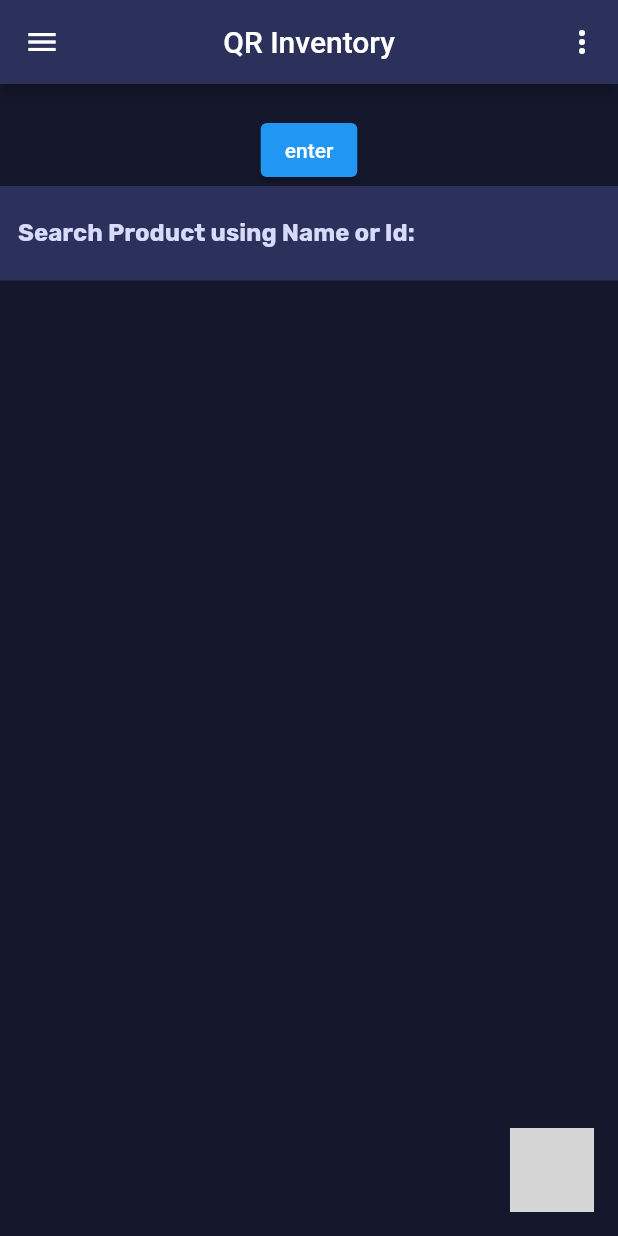
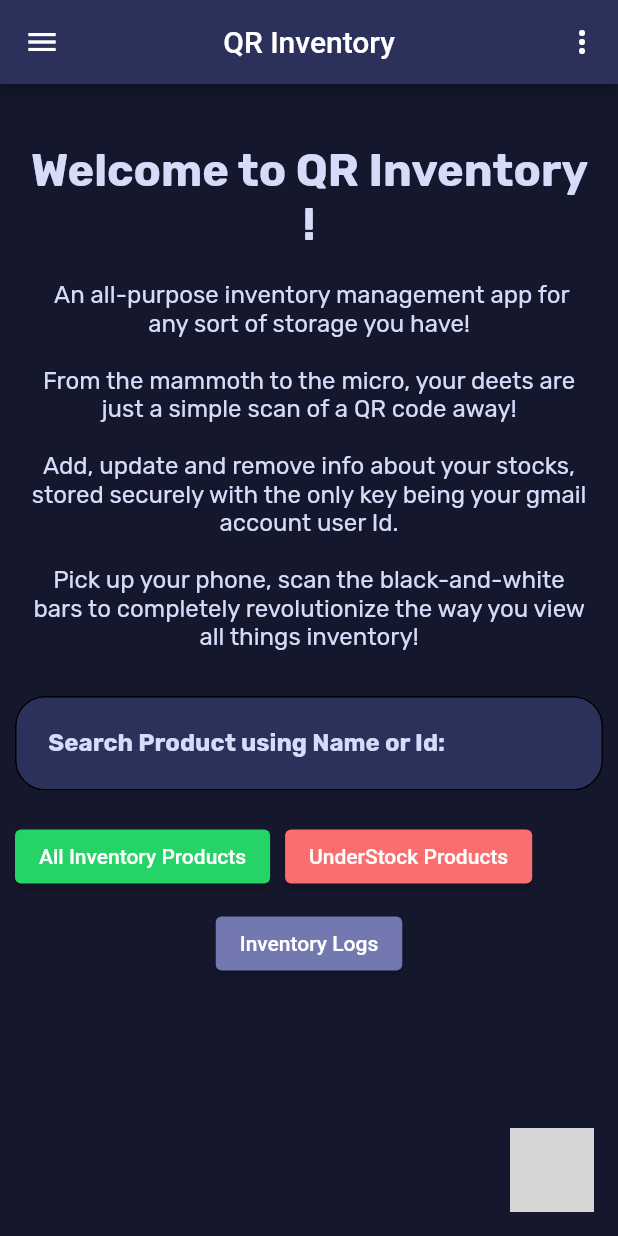
Before and after one commit to Chennai-Sharks/QR-Inventory, a Flutter app: the HomeScreen screen opened directly, on a phone screen of 412 x 824 dp. Run offline on Flutter 3.47's test engine with Material 2 defaults, Android fonts, the phone set to English and light mode, and no system bars; drawn by our look-alikes of flutter_typeahead; our stand-ins replace auto_size_text, firebase_analytics, firebase_auth, firebase_core, flutter_form_builder, flutter_secure_storage and 5 more; missing offline and left inert: fab_circular_menu, qrscan; accounts and stored records are empty; network calls fail; grey boxes are pictures that could not be loaded.

Commit message:
Added some ui improvements

```diff
--- a/app/lib/screens/add_product_screen.dart
+++ b/app/lib/screens/add_product_screen.dart
@@ -4,6 +4,7 @@ import 'package:auto_size_text/auto_size_text.dart';
 import 'package:flutter/material.dart';
 import 'package:flutter_form_builder/flutter_form_builder.dart';
 import 'package:google_fonts/google_fonts.dart';
+import 'package:velocity_x/velocity_x.dart';
 
 class AddProductScreen extends StatelessWidget {
   final String productName;
@@ -162,6 +163,7 @@ class AddProductScreen extends StatelessWidget {
                     final addProduct = ProductProvider();
                     await addProduct.addProduct(data: data, context: context);
                     Navigator.of(context).pop();
+                    VxToast.show(context, msg: 'Done');
                   } else {
                     print("validation failed");
                   }
--- a/app/lib/screens/all_product_screen.dart
+++ b/app/lib/screens/all_product_screen.dart
@@ -131,6 +131,7 @@ class AllProductsScreen extends StatelessWidget {
                 ),
               );
             } else {
+              print(snapshot.data!.statusCode);
               return Center(
                 child: Text('NO PRODUCTS'),
               );
--- a/app/lib/screens/home_screen.dart
+++ b/app/lib/screens/home_screen.dart
@@ -7,8 +7,10 @@ import 'package:app/providers/search_provider.dart';
 import 'package:app/screens/add_product_screen.dart';
 import 'package:app/screens/all_product_screen.dart';
 import 'package:app/screens/auth_screen.dart';
+import 'package:app/screens/logs_screen.dart';
 import 'package:app/screens/profile_screen.dart';
 import 'package:app/screens/see_product_screen.dart';
+import 'package:app/screens/under_stock_products.dart';
 import 'package:app/widgets/custom_drawer.dart';
 import 'package:app/widgets/custom_fab.dart';
 import 'package:auto_size_text/auto_size_text.dart';
@@ -124,15 +126,35 @@ class _HomeScreenState extends State<HomeScreen> {
         child: Column(
           children: [
             SizedBox(height: 20),
-            ElevatedButton(
-                onPressed: () async {
-                  // authProvider.signOut();
-                  Navigator.of(context).push(MaterialPageRoute(
-                    builder: (context) => AllProductsScreen(),
-                  ));
-                },
-                child: Text('enter')),
-            TypeAheadField(
+            Container(
+              margin: const EdgeInsets.all(20),
+              child: RichText(
+                textAlign: TextAlign.center,
+                text: TextSpan(
+                  children: [
+                    TextSpan(
+                      text: 'Welcome to QR Inventory !',
+                      style: GoogleFonts.rubik(
+                        fontWeight: FontWeight.bold,
+                        fontSize: 30,
+                        color: Utils.primaryFontColor,
+                      ),
+                    ),
+                    TextSpan(
+                      text:
+                          '\n\n An all-purpose inventory management app for any sort of storage you have! \n\nFrom the mammoth to the micro, your deets are just a simple scan of a QR code away! \n\nAdd, update and remove info about your stocks, stored securely with the only key being your gmail account user Id. \n\nPick up your phone, scan the black-and-white bars to completely revolutionize the way you view all things inventory!',
+                      style: GoogleFonts.rubik(
+                        fontSize: 16,
+                        color: Utils.primaryFontColor,
+                      ),
+                    ),
+                  ],
+                ),
+              ),
+            ),
+            Container(
+              margin: const EdgeInsets.all(10),
+              child: TypeAheadField(
                 loadingBuilder: (context) {
                   return Container(
                     child: Center(
@@ -178,17 +200,75 @@ class _HomeScreenState extends State<HomeScreen> {
                   decoration: InputDecoration(
                     fillColor: Utils.secondaryBackground,
                     filled: true,
-                  border: InputBorder.none,
-                  labelText: 'Search Product using Name or Id:',
+                    floatingLabelBehavior: FloatingLabelBehavior.never,
+                    border: OutlineInputBorder(
+                      borderRadius: BorderRadius.circular(20),
+                    ),
+                    labelText: '   Search Product using Name or Id:',
                     labelStyle: GoogleFonts.rubik(
                       fontSize: 16,
                       color: Utils.primaryFontColor,
                     ),
-                  focusedBorder: InputBorder.none,
-                  enabledBorder: InputBorder.none,
-                  errorBorder: InputBorder.none,
-                  disabledBorder: InputBorder.none,
+                    focusedBorder: OutlineInputBorder(
+                      borderRadius: BorderRadius.circular(20),
                     ),
+                    enabledBorder: OutlineInputBorder(
+                      borderRadius: BorderRadius.circular(20),
+                    ),
+                    errorBorder: OutlineInputBorder(
+                      borderRadius: BorderRadius.circular(20),
+                    ),
+                    disabledBorder: OutlineInputBorder(
+                      borderRadius: BorderRadius.circular(20),
+                    ),
+                  ),
+                ),
+              ),
+            ),
+            Row(
+              children: [
+                Container(
+                  margin: const EdgeInsets.all(10),
+                  child: ElevatedButton(
+                    onPressed: () {
+                      Navigator.of(context).push(MaterialPageRoute(
+                        builder: (context) => AllProductsScreen(),
+                      ));
+                    },
+                    style: ElevatedButton.styleFrom(
+                      primary: Utils.secondaryGreen,
+                    ),
+                    child: Text(
+                      'All Inventory Products',
+                    ),
+                  ),
+                ),
+                ElevatedButton(
+                  onPressed: () {
+                    Navigator.of(context).push(MaterialPageRoute(
+                      builder: (context) => UnderStockProductScreen(),
+                    ));
+                  },
+                  style: ElevatedButton.styleFrom(
+                    primary: Utils.secondaryPeach,
+                  ),
+                  child: Text(
+                    'UnderStock Products',
+                  ),
+                ),
+              ],
+            ),
+            ElevatedButton(
+              onPressed: () {
+                Navigator.of(context).push(MaterialPageRoute(
+                  builder: (context) => LogsScreen(),
+                ));
+              },
+              style: ElevatedButton.styleFrom(
+                primary: Utils.secondaryFontColor,
+              ),
+              child: Text(
+                'Inventory Logs',
               ),
             ),
           ],
```
Also changed, not shown: app/pubspec.lock, 5 other files. Lines whose indentation alone changed are shown as unchanged.
